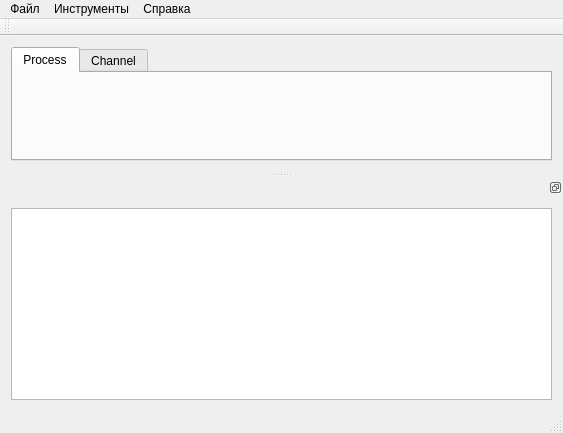
Old version of the form mainwindow.ui in the repository TERRANZ/terragraph2.
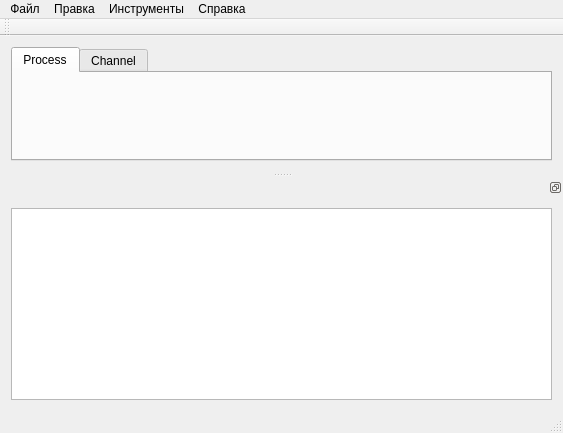
New version of the form. Icons and pictures are not drawn.

What changed in the file:
```diff
--- a/mainwindow.ui
+++ b/mainwindow.ui
@@ -73,7 +73,15 @@
     <addaction name="actAbutUs"/>
     <addaction name="ActAboutQt"/>
    </widget>
+   <widget class="QMenu" name="menu_4">
+    <property name="title">
+     <string>Правка</string>
+    </property>
+    <addaction name="actUndo"/>
+    <addaction name="actRedo"/>
+   </widget>
    <addaction name="menu"/>
+   <addaction name="menu_4"/>
    <addaction name="menu_2"/>
    <addaction name="menu_3"/>
   </widget>
```
Left out of the diff: 63 changed lines with no effect on the pictures.
